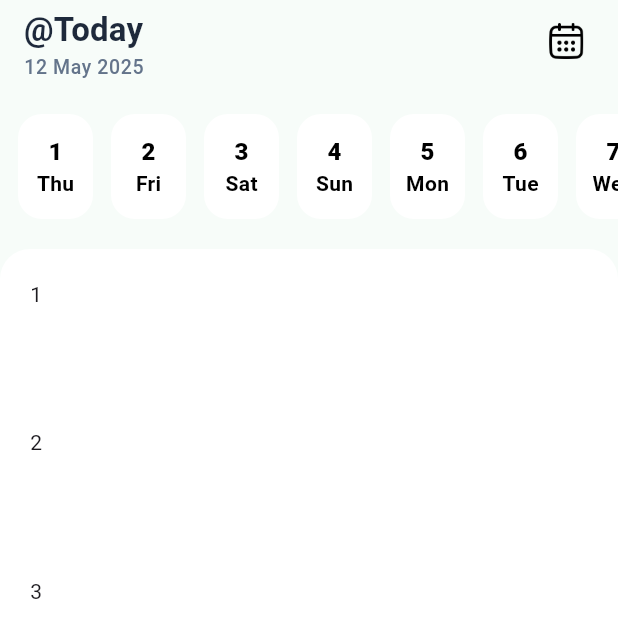
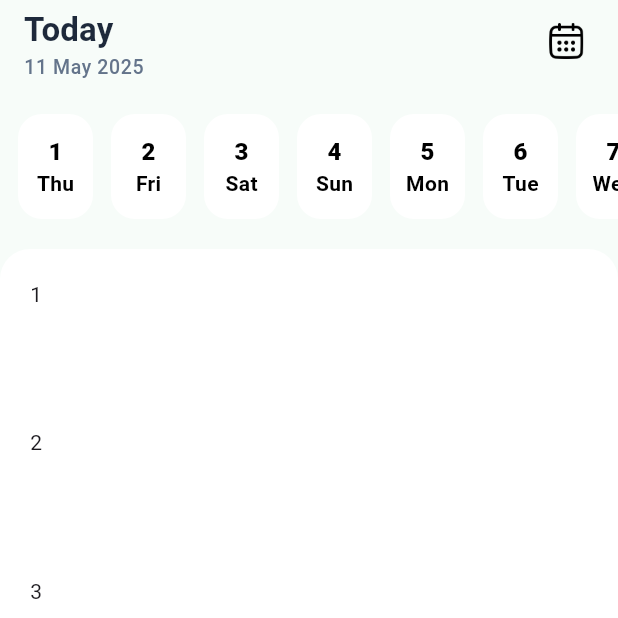
Before and after one commit to rostom17/EDGE_PROJECT_MOB_APP, a Flutter app: the BottomNavigationPage screen opened by its route, item 2 of the bottom bar chosen, on a phone screen of 412 x 824 dp, the top half of it. Run offline on Flutter 3.47's test engine with Material 3 defaults, Android fonts, the phone set to English and light mode, and no system bars; our stand-ins replace get, google_fonts, lottie, smooth_page_indicator.

Commit message:
Calendar Feature Developed

```diff
--- a/lib/app.dart
+++ b/lib/app.dart
@@ -1,8 +1,7 @@
-import 'dart:ui';
-
 import 'package:flutter/material.dart';
 import 'package:get/get.dart';
 import 'package:google_fonts/google_fonts.dart';
+import 'package:my_todo_list/controller_binder.dart';
 
 import 'package:my_todo_list/core/color_pallet.dart';
 import 'package:my_todo_list/view/pages/bottom_nav_page.dart';
@@ -20,6 +19,8 @@ class TaskWise extends StatelessWidget {
       debugShowCheckedModeBanner: false,
       theme: _lightTheme(height, width),
       darkTheme: _darkTheme(),
+
+      initialBinding: ControllerBinder(),
 
       initialRoute: OnBoardPage.routeName,
 
--- /dev/null
+++ b/lib/controller_binder.dart
@@ -0,0 +1,9 @@
+import 'package:get/get.dart';
+import 'package:my_todo_list/core/viewmodel/date_time_viewmodel.dart';
+
+class ControllerBinder extends Bindings {
+  @override
+  void dependencies() {
+    Get.put(DateTimeViewmodel());
+  }
+}
--- /dev/null
+++ b/lib/core/viewmodel/date_time_viewmodel.dart
@@ -0,0 +1,136 @@
+import 'package:get/get.dart';
+import 'package:intl/intl.dart';
+
+class DateTimeViewmodel extends GetxController {
+  DateTime _selectedDateTime = DateTime.now();
+  int _daysInAMonth = 30;
+  List<String> _dayNames = [];
+
+  DateTime get getDateTime => _selectedDateTime;
+  int get getNoOfDaysInMonth => _daysInAMonth;
+  List<String> get getDayNamesOfMonth => _dayNames;
+
+  void getDayNames(DateTime startDate, DateTime endDate) {
+    List<String> names = [];
+    DateFormat formatter = DateFormat('EEE');
+    DateTime curDate = DateTime(startDate.year, startDate.month, startDate.day);
+
+    while (curDate.isBefore(endDate) ||
+        curDate.year == endDate.year &&
+            curDate.month == endDate.month &&
+            curDate.day == endDate.day) {
+      names.add(formatter.format(curDate));
+      curDate = curDate.add(const Duration(days: 1));
+    }
+    _dayNames = names;
+    update();
+  }
+
+  void getDaysInMonth(DateTime dateTime) {
+    DateTime firstDay = DateTime(dateTime.year, dateTime.month + 1, 1);
+    DateTime lastDay = firstDay.subtract(const Duration(days: 1));
+    _daysInAMonth = lastDay.day;
+
+    DateTime startDate = DateTime(
+      _selectedDateTime.year,
+      _selectedDateTime.month,
+      1,
+    );
+    DateTime endDate = DateTime(
+      _selectedDateTime.year,
+      _selectedDateTime.month,
+      _daysInAMonth,
+    );
+
+    getDayNames(startDate, endDate);
+
+    update();
+  }
+
+  void setNewDateTime(DateTime newDate) {
+    _selectedDateTime = newDate;
+    getDaysInMonth(_selectedDateTime);
+    update();
+  }
+
+  void updateDate(int day) {
+    _selectedDateTime = DateTime(
+      _selectedDateTime.year,
+      _selectedDateTime.month,
+      day,
+      _selectedDateTime.hour,
+      _selectedDateTime.minute,
+      _selectedDateTime.second,
+      _selectedDateTime.millisecond,
+      _selectedDateTime.microsecond,
+    );
+    update();
+  }
+
+  String get getMonthName {
+    switch (_selectedDateTime.month) {
+      case 1:
+        return "January";
+      case 2:
+        return "February";
+      case 3:
+        return "March";
+      case 4:
+        return "April";
+      case 5:
+        return "May";
+      case 6:
+        return "June";
+      case 7:
+        return "July";
+      case 8:
+        return "Augast";
+      case 9:
+        return "September";
+      case 10:
+        return "October";
+      case 11:
+        return "November";
+      case 12:
+        return "December";
+      default:
+        return "Invalid Month";
+    }
+  }
+
+  String get dayMonthYearNameForAppbar {
+    int day = _selectedDateTime.day;
+    int year = _selectedDateTime.year;
+    String month = getMonthName;
+    return "$day $month $year";
+  }
+
+  String get getDayNameForAppbar {
+    int day = _selectedDateTime.day;
+    int month = _selectedDateTime.month;
+    int year = _selectedDateTime.year;
+    DateTime today = DateTime.now();
+
+    if (year == today.year && month == today.month && day == today.day) {
+      return "Today";
+    } else {
+      String name = getDayNamesOfMonth[day - 1];
+      switch (name) {
+        case "Sat":
+          return "Saturday";
+        case "Sun":
+          return "Sunday";
+        case "Mon":
+          return "Monday";
+        case "Tue":
+          return "Tuesday";
+        case "Wed":
+          return "Wednesday";
+        case "Thu":
+          return "Thursday";
+        default:
+          return "Friday";
+      }
+    }
+  }
+}
--- a/lib/view/pages/today_page.dart
+++ b/lib/view/pages/today_page.dart
@@ -1,8 +1,10 @@
 import 'package:flutter/material.dart';
-import 'package:intl/intl.dart';
+import 'package:get/get.dart';
 
 import 'package:my_todo_list/core/color_pallet.dart';
+import 'package:my_todo_list/core/viewmodel/date_time_viewmodel.dart';
 import 'package:my_todo_list/view/widgets/date_slider.dart';
+import 'package:my_todo_list/view/widgets/today_page_appbar.dart';
 
 class TodayPage extends StatefulWidget {
   const TodayPage({super.key});
@@ -12,113 +14,33 @@ class TodayPage extends StatefulWidget {
 }
 
 class _TodayPageState extends State<TodayPage> {
+  final DateTimeViewmodel _dateTimeViewmodel = Get.find<DateTimeViewmodel>();
   final double _containerHeight = 2400;
-  DateTime _selectedDateTime = DateTime.now();
-  int _daysInAMonth = 30;
-  List<String> _dayNames = [];
-
-  void onChangedDate(int day) {
-    _selectedDateTime = DateTime(
-      _selectedDateTime.year,
-      _selectedDateTime.month,
-      day,
-      _selectedDateTime.hour,
-      _selectedDateTime.minute,
-      _selectedDateTime.second,
-    );
-    //print(_selectedDateTime);
-  }
-
-  void getDayNames(DateTime startDate, DateTime endDate) {
-    List<String> names = [];
-    DateFormat formatter = DateFormat('EEE');
-    DateTime curDate = DateTime(startDate.year, startDate.month, startDate.day);
-
-    while (curDate.isBefore(endDate) ||
-        curDate.year == endDate.year &&
-            curDate.month == endDate.month &&
-            curDate.day == endDate.day) {
-      names.add(formatter.format(curDate));
-      curDate = curDate.add(const Duration(days: 1));
-    }
-    _dayNames = names;
-  }
-
-  void getDaysInMonth(DateTime dateTime) {
-    DateTime firstDay = DateTime(dateTime.year, dateTime.month + 1, 1);
-    DateTime lastDay = firstDay.subtract(const Duration(days: 1));
-    _daysInAMonth = lastDay.day;
-
-    DateTime startDate = DateTime(
-      _selectedDateTime.year,
-      _selectedDateTime.month,
-      1,
-    );
-    DateTime endDate = DateTime(
-      _selectedDateTime.year,
-      _selectedDateTime.month,
-      _daysInAMonth,
-    );
-
-    getDayNames(startDate, endDate);
-  }
-
-  void pickDate() async {
-    var dateTime = await showDatePicker(
-      context: context,
-      firstDate: DateTime(2024),
-      lastDate: DateTime(2026),
-    );
-    if (dateTime != null) {
-      _selectedDateTime = dateTime;
-    }
-    getDaysInMonth(_selectedDateTime);
-    setState(() {});
-  }
 
   @override
   void initState() {
-    getDaysInMonth(_selectedDateTime);
+    _dateTimeViewmodel.getDaysInMonth(DateTime.now());
     super.initState();
   }
 
   @override
   Widget build(BuildContext context) {
     return Scaffold(
-      appBar: AppBar(
-        automaticallyImplyLeading: false,
-        centerTitle: false,
-        title: Column(
-          crossAxisAlignment: CrossAxisAlignment.start,
-          children: [
-            Text("@Today", style: Theme.of(context).textTheme.titleMedium),
-            Text("12 May 2025", style: Theme.of(context).textTheme.bodySmall),
-          ],
-        ),
-        actions: [
-          Padding(
-            padding: EdgeInsets.only(right: 12),
-            child: SizedBox(
-              width: 45,
-              child: IconButton(
-                onPressed: pickDate,
-                icon: Image.asset("assets/icons/calendar.png"),
-              ),
-            ),
-          ),
-        ],
-      ),
+      appBar: TodayPageAppBar(),
       body: SingleChildScrollView(
         child: Column(
           children: [
             const SizedBox(height: 20),
             SizedBox(
               height: 70,
-              child: DateSlider(
-                noOfDays: _daysInAMonth,
-                dayList: _dayNames,
-                selectedDate: _selectedDateTime.day,
-                onChangedDate: onChangedDate,
+              child: GetBuilder<DateTimeViewmodel>(
+                builder: (_) {
+                  return DateSlider(
+                    noOfDays: _dateTimeViewmodel.getNoOfDaysInMonth,
+                    dayList: _dateTimeViewmodel.getDayNamesOfMonth,
+                    selectedDate: _dateTimeViewmodel.getDateTime.day,
+                  );
+                },
               ),
             ),
             const SizedBox(height: 20),
--- a/lib/view/widgets/date_slider.dart
+++ b/lib/view/widgets/date_slider.dart
@@ -1,18 +1,20 @@
 import 'package:flutter/material.dart';
+import 'package:get/get.dart';
+import 'package:my_todo_list/core/viewmodel/date_time_viewmodel.dart';
 
 class DateSlider extends StatelessWidget {
-  const DateSlider({
+  DateSlider({
     required this.noOfDays,
     required this.dayList,
     required this.selectedDate,
-    required this.onChangedDate,
     super.key,
   });
 
   final int selectedDate;
   final int noOfDays;
   final List<String> dayList;
-  final Function(int newDate) onChangedDate;
+
+  final DateTimeViewmodel _dateTimeViewmodel = Get.find<DateTimeViewmodel>();
 
   @override
   Widget build(BuildContext context) {
@@ -20,7 +22,9 @@ class DateSlider extends StatelessWidget {
       scrollDirection: Axis.horizontal,
       itemBuilder:
           (context, index) => GestureDetector(
-            onTap: onChangedDate(index + 1),
+            onTap: () {
+              _dateTimeViewmodel.updateDate(index + 1);
+            },
             child: Padding(
               padding: EdgeInsets.only(right: 12, left: index == 0 ? 12 : 0),
               child: AnimatedContainer(
--- /dev/null
+++ b/lib/view/widgets/today_page_appbar.dart
@@ -0,0 +1,63 @@
+import 'package:flutter/material.dart';
+import 'package:get/get.dart';
+import 'package:my_todo_list/core/viewmodel/date_time_viewmodel.dart';
+
+class TodayPageAppBar extends StatelessWidget implements PreferredSizeWidget {
+  TodayPageAppBar({super.key});
+
+  final DateTimeViewmodel _dateTimeViewmodel = Get.find<DateTimeViewmodel>();
+
+  void pickDate(BuildContext context) async {
+    DateTime? dateTime = await showDatePicker(
+      context: context,
+      firstDate: DateTime(2024),
+      lastDate: DateTime(2026),
+    );
+    if (dateTime != null) {
+      _dateTimeViewmodel.setNewDateTime(dateTime);
+    }
+  }
+
+  @override
+  Widget build(BuildContext context) {
+    return AppBar(
+      automaticallyImplyLeading: false,
+      centerTitle: false,
+      title: GetBuilder<DateTimeViewmodel>(
+        builder: (_) {
+          return Column(
+            crossAxisAlignment: CrossAxisAlignment.start,
+            children: [
+              Text(
+                _dateTimeViewmodel.getDayNameForAppbar,
+                style: Theme.of(context).textTheme.titleMedium,
+              ),
+              Text(
+                _dateTimeViewmodel.dayMonthYearNameForAppbar,
+                style: Theme.of(context).textTheme.bodySmall,
+              ),
+            ],
+          );
+        },
+      ),
+      actions: [
+        Padding(
+          padding: EdgeInsets.only(right: 12),
+          child: SizedBox(
+            width: 45,
+            child: IconButton(
+              //onPressed: pickDate,
+              onPressed: () {
+                pickDate(context);
+              },
+              icon: Image.asset("assets/icons/calendar.png"),
+            ),
+          ),
+        ),
+      ],
+    );
+  }
+
+  @override
+  Size get preferredSize => const Size.fromHeight(kToolbarHeight);
+}
```
